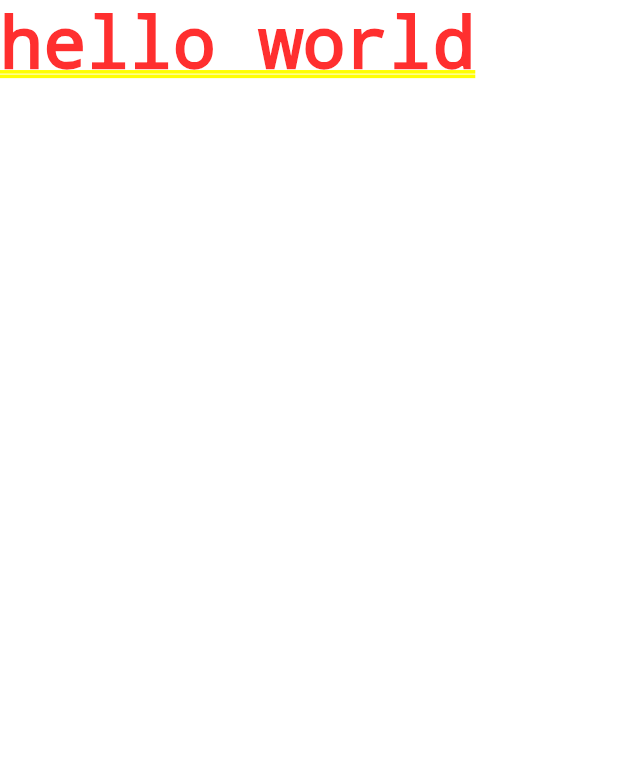
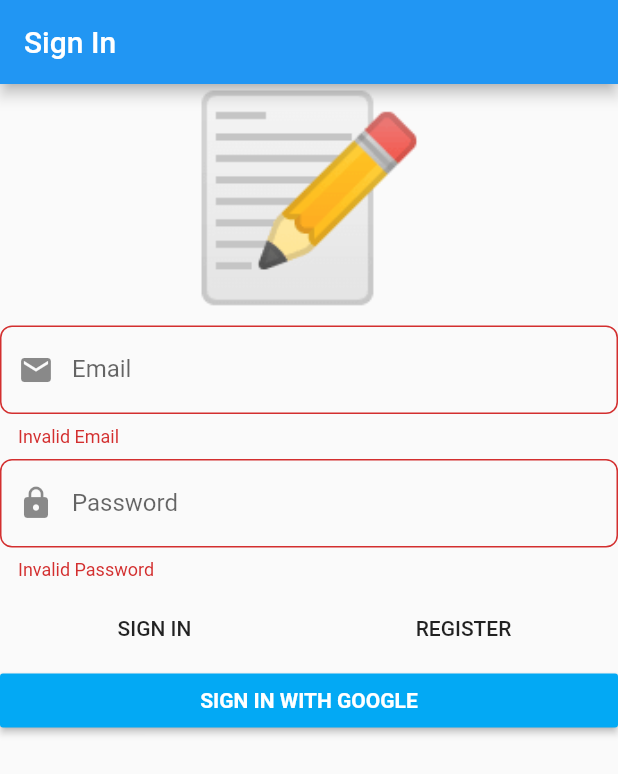
Before and after one commit to sumanmyon/flutter_ddd_with_firebase, a Flutter app: the screen it shows after launch, on a phone screen of 412 x 824 dp. Shown: the top 774 px of the screen. Run offline on Flutter 3.47's test engine with Material 2 defaults, Android fonts, the phone set to English and light mode, and no system bars; our stand-ins replace another_flushbar, bloc, dartz, firebase_auth, firebase_core, flutter_bloc and 4 more; accounts and stored records are empty.

Commit message:
Google and Firebase login/register fixes with bloc

```diff
--- a/lib/domain/core/ValueValidators.dart
+++ b/lib/domain/core/ValueValidators.dart
@@ -16,7 +16,7 @@ class ValueValidators {
   }
 
   static Either<ValueFailure<String>, String> validatePassword(String input) {
-    if (input.length > 6) {
+    if (input.length >= 6) {
       return right(input);
     } else {
       return left(ValueFailure.shortPassword(failedValue: input));
--- a/lib/main.dart
+++ b/lib/main.dart
@@ -1,25 +1,14 @@
+import 'package:firebase_core/firebase_core.dart';
 import 'package:flutter/material.dart';
 import 'package:flutter_ddd_with_firebase/Injection.dart';
+import 'package:flutter_ddd_with_firebase/presentation/core/AppWidget.dart';
 import 'package:injectable/injectable.dart';
 
-void main() {
+Future<void> main() async {
+  WidgetsFlutterBinding.ensureInitialized();
+  await Firebase.initializeApp();
   configureInjection(Environment.prod);
-  runApp(const MyApp());
-}
-
-class MyApp extends StatelessWidget {
-  const MyApp({Key? key}) : super(key: key);
-
-  // This widget is the root of your application.
-  @override
-  Widget build(BuildContext context) {
-    return MaterialApp(
-      title: 'Flutter Demo',
-      home: Container(
-        child: Text("hello world"),
-      ),
-    );
-  }
+  runApp(const AppWidget());
 }
 
 //flutter clean; flutter pub get; flutter pub run build_runner build --delete-conflicting-outputs
--- /dev/null
+++ b/lib/presentation/core/AppWidget.dart
@@ -0,0 +1,29 @@
+import 'package:flutter/material.dart';
+import 'package:flutter_ddd_with_firebase/presentation/sign_in/SignInPage.dart';
+
+class AppWidget extends StatefulWidget {
+  const AppWidget({Key? key}) : super(key: key);
+
+  @override
+  State<AppWidget> createState() => _AppWidgetState();
+}
+
+class _AppWidgetState extends State<AppWidget> {
+  @override
+  Widget build(BuildContext context) {
+    return MaterialApp(
+      title: 'Notes',
+      debugShowCheckedModeBanner: false,
+      theme: ThemeData.light().copyWith(
+        primaryColor: Colors.green,
+        accentColor: Colors.blueAccent,
+        inputDecorationTheme: InputDecorationTheme(
+          border: OutlineInputBorder(
+            borderRadius: BorderRadius.circular(8),
+          ),
+        ),
+      ),
+      home: SignInPage(),
+    );
+  }
+}
--- /dev/null
+++ b/lib/presentation/sign_in/SignInPage.dart
@@ -0,0 +1,28 @@
+import 'package:flutter/material.dart';
+import 'package:bloc/bloc.dart';
+import 'package:flutter_bloc/flutter_bloc.dart';
+import 'package:flutter_ddd_with_firebase/Injection.dart';
+import 'package:flutter_ddd_with_firebase/application/auth/sign_in_form/SignInFormBloc.dart';
+import 'package:flutter_ddd_with_firebase/presentation/sign_in/widgets/SignInFormWidget.dart';
+
+class SignInPage extends StatefulWidget {
+  const SignInPage({Key? key}) : super(key: key);
+
+  @override
+  State<SignInPage> createState() => _SignInPageState();
+}
+
+class _SignInPageState extends State<SignInPage> {
+  @override
+  Widget build(BuildContext context) {
+    return Scaffold(
+      appBar: AppBar(
+        title: const Text("Sign In"),
+      ),
+      body: BlocProvider(
+        create: (context) => getIt<SignInFormBloc>(),
+        child: const SignInFormWidget(),
+      ),
+    );
+  }
+}
--- /dev/null
+++ b/lib/presentation/sign_in/widgets/SignInFormWidget.dart
@@ -0,0 +1,140 @@
+import 'package:another_flushbar/flushbar_helper.dart';
+import 'package:flutter/material.dart';
+import 'package:flutter_bloc/flutter_bloc.dart';
+import 'package:flutter_ddd_with_firebase/application/auth/sign_in_form/SignInFormBloc.dart';
+import 'package:flutter_ddd_with_firebase/application/auth/sign_in_form/SignInFormEvent.dart';
+import 'package:flutter_ddd_with_firebase/application/auth/sign_in_form/SignInFormState.dart';
+
+class SignInFormWidget extends StatelessWidget {
+  const SignInFormWidget({Key? key}) : super(key: key);
+
+  @override
+  Widget build(BuildContext context) {
+    return BlocConsumer<SignInFormBloc, SignInFormState>(
+      listener: (context, state) {
+        state.authFailureOrSuccessOrOption.fold(
+          () {},
+          (either) => either.fold(
+            (f) {
+              FlushbarHelper.createError(
+                message: f.map(
+                  cancelledByUser: (_) => 'Cancelled',
+                  serverError: (_) => 'Server error',
+                  emailAlreadyInUsed: (_) => 'Email already in use',
+                  inValidEmailAndPasswordCombination: (_) =>
+                      'Invalid email and password combination',
+                ),
+              );
+            },
+            (r) {},
+          ),
+        );
+      },
+      builder: (context, state) {
+        return Form(
+          autovalidateMode: AutovalidateMode.always,
+          onChanged: () {
+            state.showErrorMessages;
+          },
+          child: ListView(
+            children: [
+              const Text(
+                "📝",
+                textAlign: TextAlign.center,
+                style: TextStyle(
+                  fontSize: 130,
+                ),
+              ),
+              const SizedBox(height: 8),
+              TextFormField(
+                decoration: const InputDecoration(
+                  prefixIcon: Icon(Icons.email),
+                  labelText: "Email",
+                ),
+                autocorrect: false,
+                onChanged: (value) => BlocProvider.of<SignInFormBloc>(context)
+                    .add(SignInFormEvent.emailChanged(value)),
+                validator: (_) => BlocProvider.of<SignInFormBloc>(context)
+                    .state
+                    .emailAddress
+                    .value
+                    .fold(
+                      (f) => f.maybeMap(
+                        invalidEmail: (_) => "Invalid Email",
+                        orElse: () => null,
+                      ),
+                      (r) => null,
+                    ),
+              ),
+              const SizedBox(height: 8),
+              TextFormField(
+                decoration: const InputDecoration(
+                  prefixIcon: Icon(Icons.lock),
+                  labelText: "Password",
+                ),
+                autocorrect: false,
+                obscureText: true,
+                onChanged: (value) => BlocProvider.of<SignInFormBloc>(context)
+                    .add(SignInFormEvent.passwordChanged(value)),
+                validator: (_) => BlocProvider.of<SignInFormBloc>(context)
+                    .state
+                    .password
+                    .value
+                    .fold(
+                      (f) => f.maybeMap(
+                        shortPassword: (_) => "Invalid Password",
+                        orElse: () => null,
+                      ),
+                      (r) => null,
+                    ),
+              ),
+              const SizedBox(height: 8),
+              Row(
+                children: [
+                  Expanded(
+                    child: FlatButton(
+                      onPressed: () {
+                        BlocProvider.of<SignInFormBloc>(context).add(
+                          const SignInFormEvent
+                              .signInWithEmailAndPasswordPressed(),
+                        );
+                      },
+                      child: Text("Sign In".toUpperCase()),
+                    ),
+                  ),
+                  Expanded(
+                    child: FlatButton(
+                      onPressed: () {
+                        BlocProvider.of<SignInFormBloc>(context).add(
+                          const SignInFormEvent
+                              .registerWithEmailAndPasswordPressed(),
+                        );
+                      },
+                      child: Text("Register".toUpperCase()),
+                    ),
+                  ),
+                ],
+              ),
+              //const SizedBox(height: 8),
+              RaisedButton(
+                onPressed: () {
+                  BlocProvider.of<SignInFormBloc>(context).add(
+                    const SignInFormEvent.signInWithGooglePressed(),
+                  );
+                },
+                color: Colors.lightBlue,
+                child: Text(
+                  "Sign In With Google".toUpperCase(),
+                  style: const TextStyle(
+                    color: Colors.white,
+                    fontWeight: FontWeight.bold,
+                  ),
+                ),
+              ),
+            ],
+          ),
+        );
+      },
+    );
+  }
+}
--- a/pubspec.yaml
+++ b/pubspec.yaml
@@ -19,6 +19,7 @@ dependencies:
   google_sign_in: 5.4.0
   get_it: 7.2.0
   injectable: 1.5.3
+  another_flushbar: 1.10.29
 
 dev_dependencies:
   flutter_test:
```
Also changed, not shown: lib/application/auth/sign_in_form/SignInFormBloc.dart (+8 -8 lines), lib/infrastructure/auth/FirebaseAuthFacade.dart (+9 -3 lines), pubspec.lock, 2 other files.
